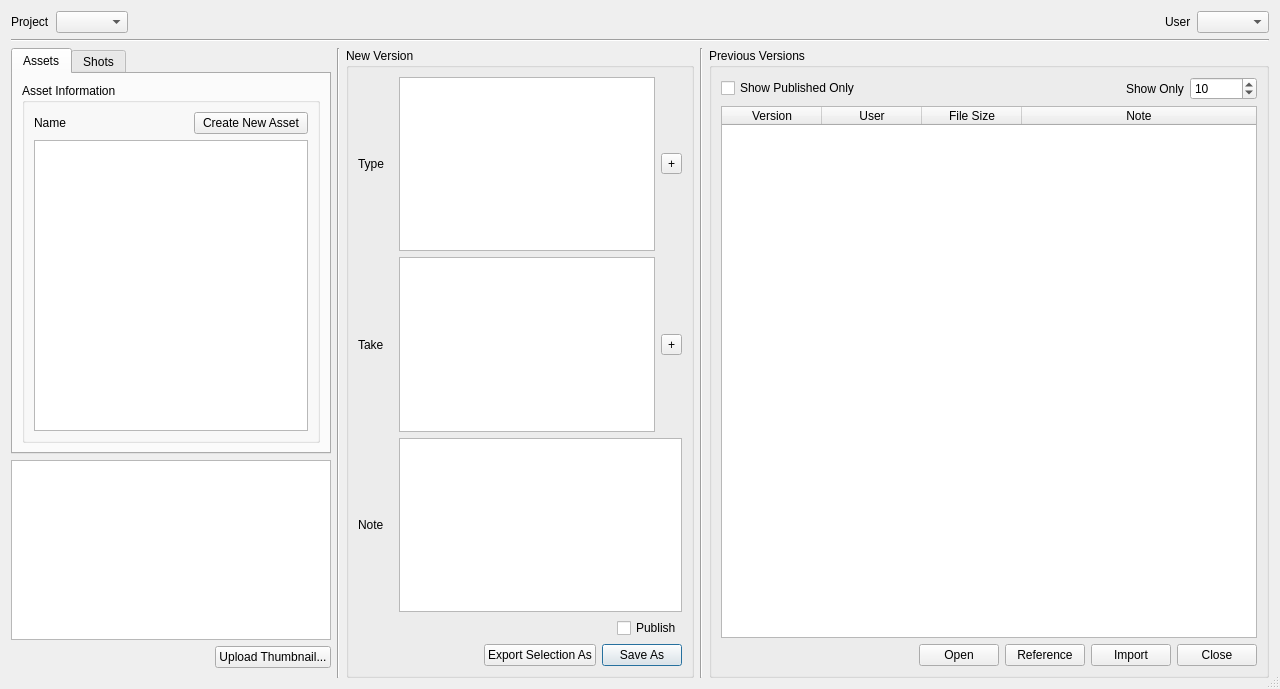
Qt form oyProjectManager/ui/version_creator.ui (code-google-com/oyprojectmanager) before a commit.
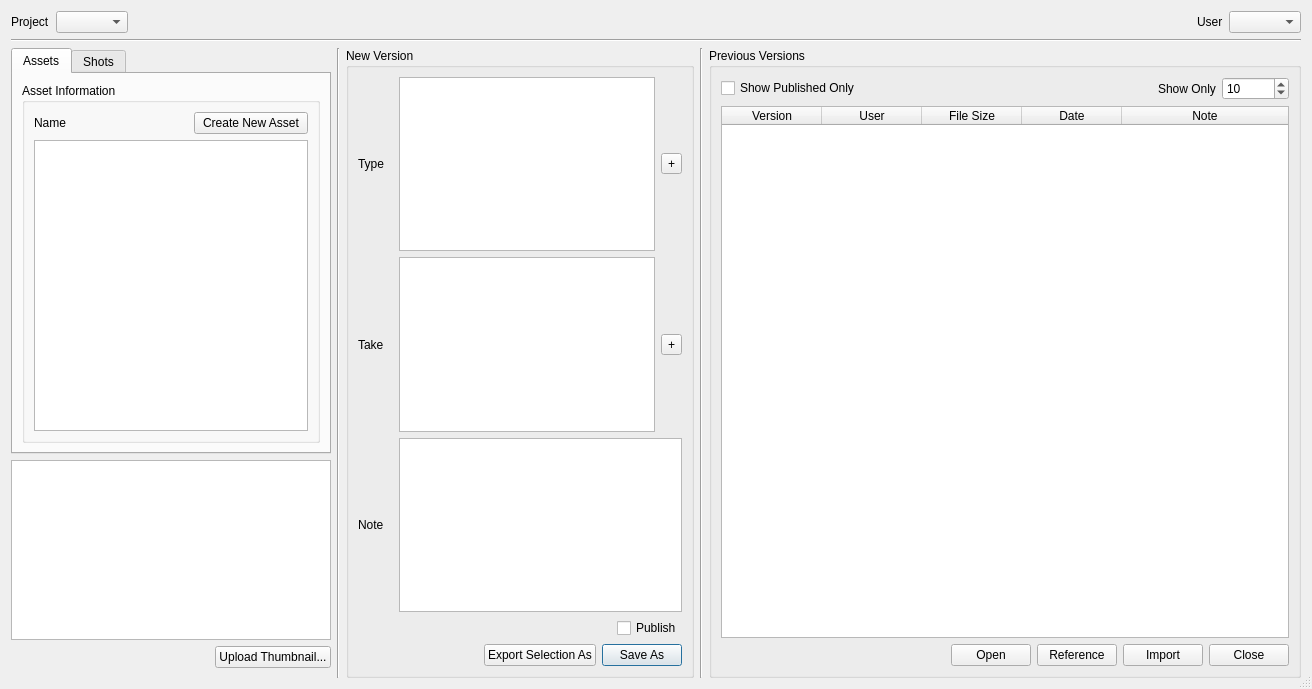
The same form after that commit.

Commit message:
* There is now two new settings in the config for time and date formatting of   previous versions.
* ``version_creator`` now displays the modification time of the previous
  versions.

The edit to the form file:
```diff
--- a/oyProjectManager/ui/version_creator.ui
+++ b/oyProjectManager/ui/version_creator.ui
@@ -9,7 +9,7 @@
    <rect>
     <x>0</x>
     <y>0</y>
-    <width>1280</width>
+    <width>1312</width>
     <height>689</height>
    </rect>
   </property>
@@ -646,6 +646,9 @@
              <property name="editTriggers">
               <set>QAbstractItemView::NoEditTriggers</set>
              </property>
+             <property name="alternatingRowColors">
+              <bool>true</bool>
+             </property>
              <property name="selectionMode">
               <enum>QAbstractItemView::SingleSelection</enum>
              </property>
@@ -656,7 +659,7 @@
               <bool>false</bool>
              </property>
              <property name="columnCount">
-              <number>4</number>
+              <number>5</number>
              </property>
              <attribute name="horizontalHeaderStretchLastSection">
               <bool>true</bool>
@@ -679,6 +682,11 @@
                <string>File Size</string>
               </property>
              </column>
+             <column>
+              <property name="text">
+               <string>Date</string>
+              </property>
+             </column>
              <column>
               <property name="text">
                <string>Note</string>
```
The commit also changes 5 other files.
